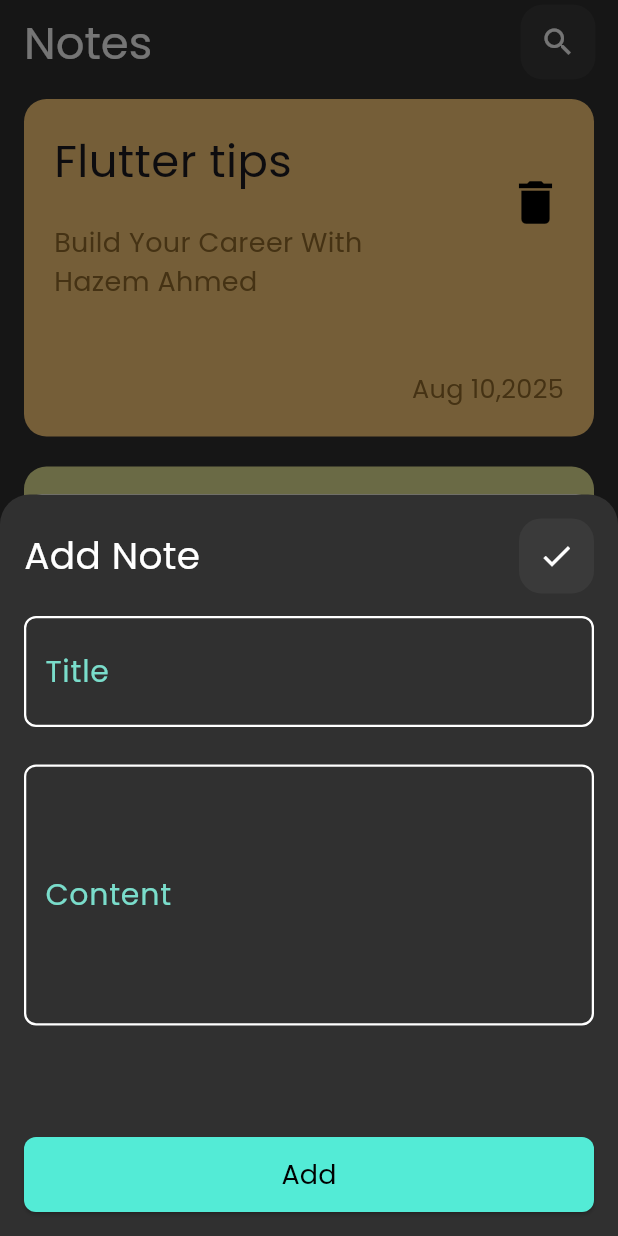
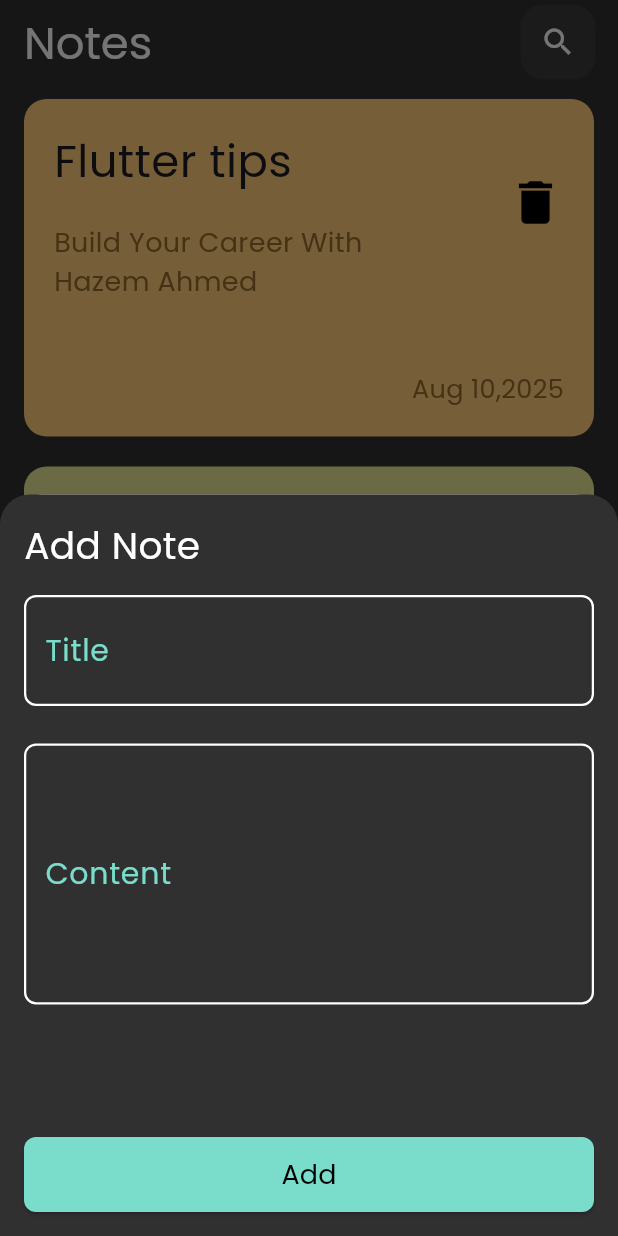
Before and after one commit to Hazem2911/notes_app, a Flutter app: the screen it shows after launch, after a tap on the "add" icon, on a phone screen of 412 x 824 dp. Run offline on Flutter 3.47's test engine with Material 3 defaults, Android fonts, the phone set to English and light mode, and no system bars.

Commit message:
Modifications to the code to make it more cleaner

```diff
--- a/lib/Screens/HomeScreen.dart
+++ b/lib/Screens/HomeScreen.dart
@@ -1,5 +1,5 @@
 import 'package:flutter/material.dart';
-import 'package:notes_app/Widgets/Clickable_Icon.dart';
+import 'package:notes_app/Widgets/custom_appBar.dart';
 import 'package:notes_app/Widgets/noteslistView.dart';
 import 'package:notes_app/services/showModal.dart';
 
@@ -17,19 +17,7 @@ class Homescreen extends StatelessWidget {
         backgroundColor: Color(0xff57edd8),
         child: Icon(Icons.add, color: Colors.black),
       ),
-      appBar: AppBar(
-        backgroundColor: Color(0xff303030),
-        title: Text(
-          'Notes',
-          style: TextStyle(color: Colors.white, fontSize: 30),
-        ),
-        actions: [
-          Padding(
-            padding: const EdgeInsets.only(right: 15.0),
-            child: Clickableicon(icon: Icons.search),
-          ),
-        ],
-      ),
+      appBar: customAppBar(title: 'Notes'),
       body: Expanded(child: NotesListView()),
     );
   }
--- /dev/null
+++ b/lib/Widgets/CustomButton.dart
@@ -0,0 +1,19 @@
+import 'package:flutter/material.dart';
+import 'package:notes_app/constants.dart';
+
+class CustomElevatedbutton extends StatelessWidget {
+  const CustomElevatedbutton({super.key});
+
+  @override
+  Widget build(BuildContext context) {
+    return ElevatedButton(
+      style: ElevatedButton.styleFrom(
+        backgroundColor: kPrimaryColor,
+        shape: RoundedRectangleBorder(borderRadius: BorderRadius.circular(8)),
+        minimumSize: const Size.fromHeight(50),
+      ),
+      onPressed: () {},
+      child: Text('Add', style: TextStyle(color: Colors.black, fontSize: 18)),
+    );
+  }
+}
--- a/lib/Widgets/Modal.dart
+++ b/lib/Widgets/Modal.dart
@@ -1,5 +1,6 @@
 import 'package:flutter/material.dart';
 import 'package:notes_app/Widgets/Clickable_Icon.dart';
+import 'package:notes_app/Widgets/CustomButton.dart';
 import 'package:notes_app/Widgets/editNote_bar.dart';
 
 class DraggableScrollableModalSheet extends StatelessWidget {
@@ -40,7 +41,7 @@ class DraggableScrollableModalSheet extends StatelessWidget {
                           text,
                           style: TextStyle(fontSize: 25, color: Colors.white),
                         ),
-                        Clickableicon(icon: Icons.check),
+                        if (!hasButton) Clickableicon(icon: Icons.check),
                       ],
                     ),
                     const SizedBox(height: 15),
@@ -57,20 +58,7 @@ class DraggableScrollableModalSheet extends StatelessWidget {
               if (hasButton)
                 Padding(
                   padding: const EdgeInsets.only(top: 16.0),
-                  child: ElevatedButton(
-                    style: ElevatedButton.styleFrom(
-                      backgroundColor: Color(0xff53ebd6),
-                      shape: RoundedRectangleBorder(
-                        borderRadius: BorderRadius.circular(8),
-                      ),
-                      minimumSize: const Size.fromHeight(50),
-                    ),
-                    onPressed: () {},
-                    child: Text(
-                      'Add',
-                      style: TextStyle(color: Colors.black, fontSize: 18),
-                    ),
-                  ),
+                  child: CustomElevatedbutton(),
                 ),
             ],
           ),
--- /dev/null
+++ b/lib/Widgets/custom_appBar.dart
@@ -0,0 +1,19 @@
+import 'package:flutter/material.dart';
+import 'package:notes_app/Widgets/Clickable_Icon.dart';
+
+PreferredSizeWidget customAppBar({required String title, List<Widget>? actions}) {
+  return AppBar(
+    backgroundColor: const Color(0xff303030),
+    title: Text(
+      title,
+      style: const TextStyle(color: Colors.white, fontSize: 30),
+    ),
+    actions: actions ??
+        [
+          const Padding(
+            padding: EdgeInsets.only(right: 15.0),
+            child: Clickableicon(icon: Icons.search),
+          ),
+        ],
+  );
+}
--- a/lib/Widgets/editNote_bar.dart
+++ b/lib/Widgets/editNote_bar.dart
@@ -1,4 +1,5 @@
 import 'package:flutter/material.dart';
+import 'package:notes_app/constants.dart';
 
 class EditForm extends StatelessWidget {
   const EditForm({
@@ -13,7 +14,8 @@ class EditForm extends StatelessWidget {
   @override
   Widget build(BuildContext context) {
     return TextFormField(
-      style: const TextStyle(color: Colors.white), // <-- Add this line
+      cursorColor: kPrimaryColor,
+      style: const TextStyle(color: Colors.white),
       decoration: InputDecoration(
         contentPadding: EdgeInsets.symmetric(
           vertical: vertical,
@@ -25,12 +27,12 @@ class EditForm extends StatelessWidget {
         ),
         focusedBorder: OutlineInputBorder(
           borderRadius: BorderRadius.circular(8),
-          borderSide: const BorderSide(color: Colors.white, width: 1.5),
+          borderSide: const BorderSide(color: kPrimaryColor, width: 1.5),
         ),
         labelText: label,
-        labelStyle: const TextStyle(fontSize: 20, color: Color(0xff7addcb)),
+        labelStyle: const TextStyle(fontSize: 20, color: kPrimaryColor),
         hintText: hint,
-        hintStyle: const TextStyle(color: Colors.white),
+        hintStyle: const TextStyle(color: Colors.blueGrey),
       ),
     );
   }
--- /dev/null
+++ b/lib/constants.dart
@@ -0,0 +1,3 @@
+import 'dart:ui';
+
+const kPrimaryColor = Color(0xff7addcb);
```
